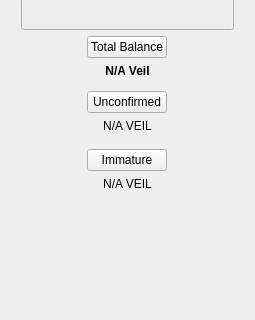
Above: src/qt/veil/forms/balance.ui from Veil-Project/veil before the change; both pictures show x 0 to 255 and y 120 to 440 of the 255 by 640 pixel window. Below: the same form after it.
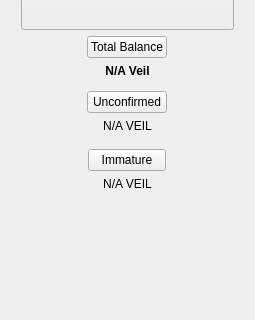
That is the form after the change. Icons and pictures are not drawn.

Commit message: adjustment to fix the centering issue

Patch:
```diff
--- a/src/qt/veil/forms/balance.ui
+++ b/src/qt/veil/forms/balance.ui
@@ -203,6 +203,12 @@
             </item>
             <item alignment="Qt::AlignHCenter">
              <widget class="QPushButton" name="btnImmature">
+              <property name="maximumSize">
+               <size>
+                <width>78</width>
+                <height>16777215</height>
+               </size>
+              </property>
               <property name="layoutDirection">
                <enum>Qt::RightToLeft</enum>
               </property>
```
